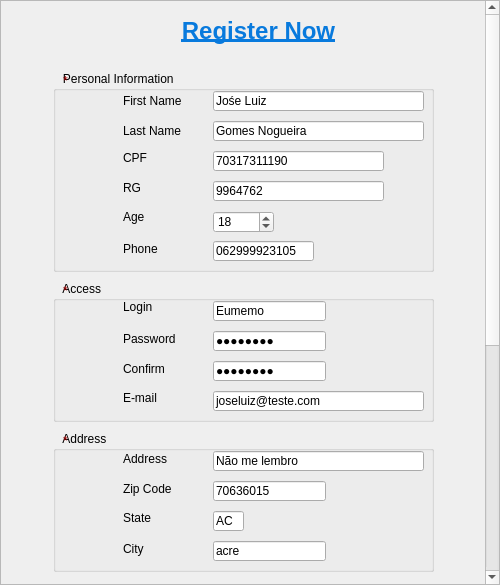
This is Ipiranga_GUI/formregister.ui in Hugo-NF/App_Ipiranga as Qt 5 draws it before an edit. The edited form follows.
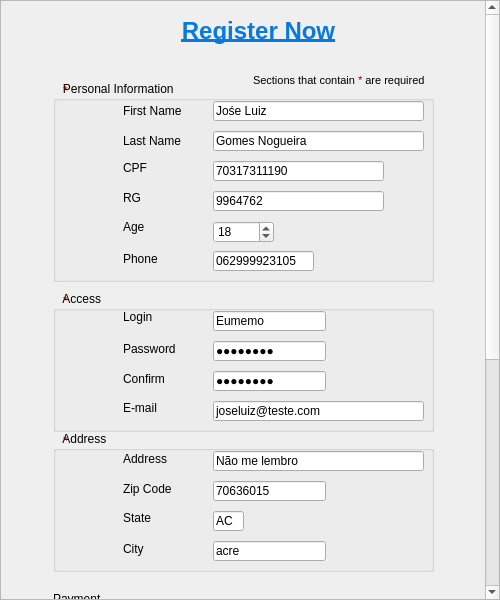
This is the edited form. Icons and pictures are not drawn.

```diff
--- a/Ipiranga_GUI/formregister.ui
+++ b/Ipiranga_GUI/formregister.ui
@@ -7,7 +7,7 @@
     <x>0</x>
     <y>0</y>
     <width>500</width>
-    <height>585</height>
+    <height>600</height>
    </rect>
   </property>
   <property name="sizePolicy">
@@ -57,9 +57,9 @@
       <property name="geometry">
        <rect>
         <x>0</x>
-        <y>-399</y>
+        <y>-394</y>
         <width>485</width>
-        <height>980</height>
+        <height>990</height>
        </rect>
       </property>
       <layout class="QHBoxLayout" name="horizontalLayout">
@@ -99,7 +99,7 @@
          <property name="minimumSize">
           <size>
            <width>400</width>
-           <height>980</height>
+           <height>990</height>
           </size>
          </property>
          <property name="locale">
@@ -128,7 +128,7 @@
           <property name="geometry">
            <rect>
             <x>10</x>
-            <y>70</y>
+            <y>80</y>
             <width>381</width>
             <height>201</height>
            </rect>
@@ -557,7 +557,7 @@
           <property name="geometry">
            <rect>
             <x>10</x>
-            <y>580</y>
+            <y>590</y>
             <width>381</width>
             <height>171</height>
            </rect>
@@ -755,7 +755,7 @@
           <property name="geometry">
            <rect>
             <x>10</x>
-            <y>280</y>
+            <y>290</y>
             <width>381</width>
             <height>141</height>
            </rect>
@@ -1139,8 +1139,8 @@
          <widget class="QLabel" name="label">
           <property name="geometry">
            <rect>
-            <x>10</x>
-            <y>910</y>
+            <x>210</x>
+            <y>70</y>
             <width>251</width>
             <height>20</height>
            </rect>
```
Left out of the diff: 20 changed lines with no effect on the pictures.
